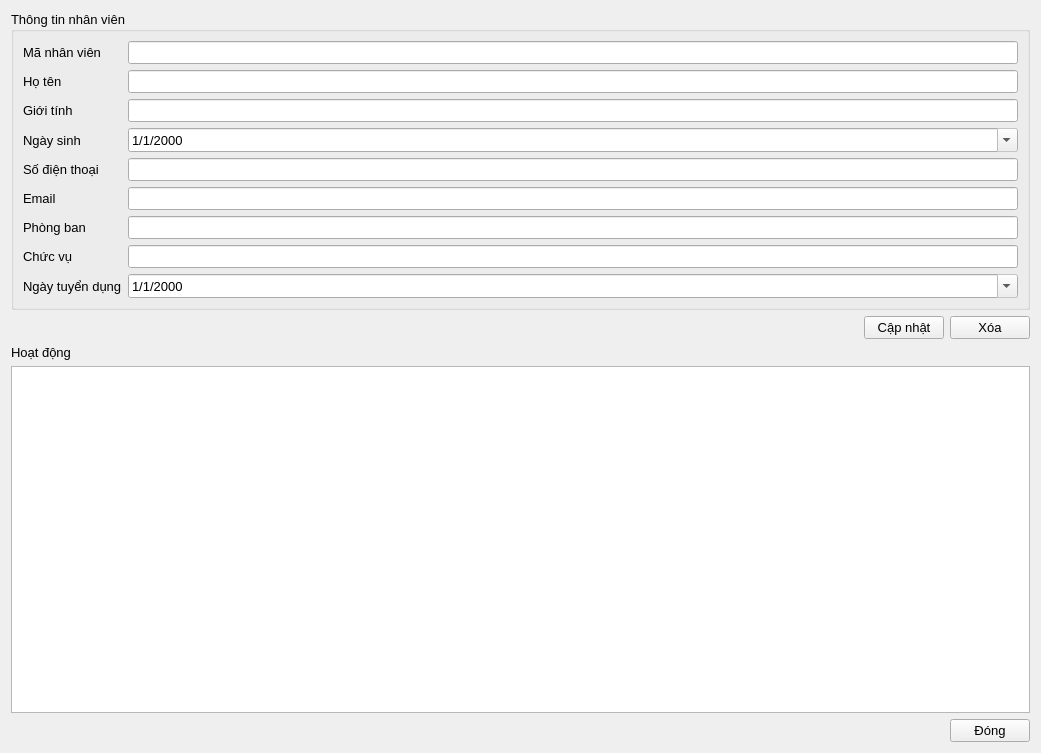
thinh-doan/sales-and-warehouse-management-system, file ui/employee_detail.ui: the form before one commit.
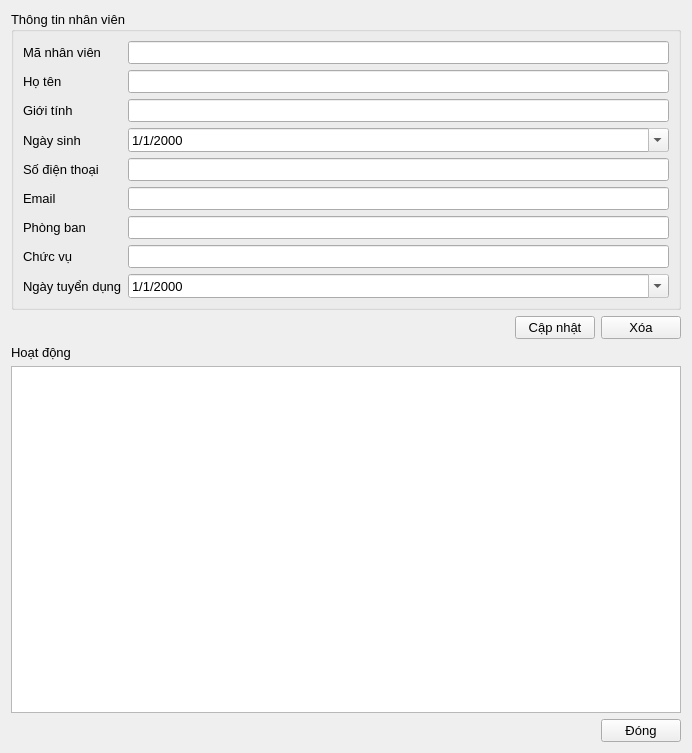
The form after the commit. Icons and pictures are not drawn.

Diff of the .ui file:
```diff
--- a/ui/employee_detail.ui
+++ b/ui/employee_detail.ui
@@ -6,7 +6,7 @@
    <rect>
     <x>0</x>
     <y>0</y>
-    <width>1041</width>
+    <width>692</width>
     <height>753</height>
    </rect>
   </property>
```
Left out of the diff: 2 changed lines with no effect on the pictures.
